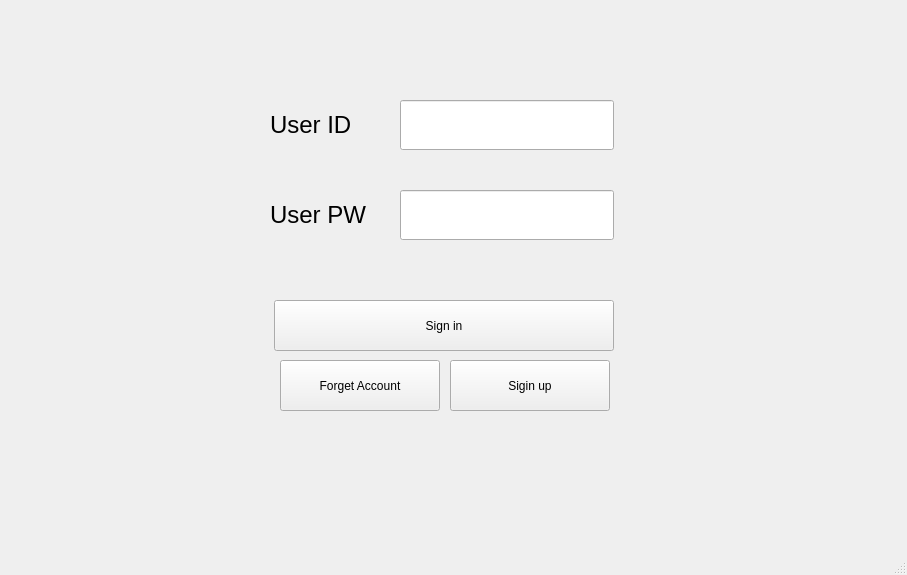
The window that phonebook.ui (incheon123/PhoneBook) describes before a commit, drawn with Qt 5.
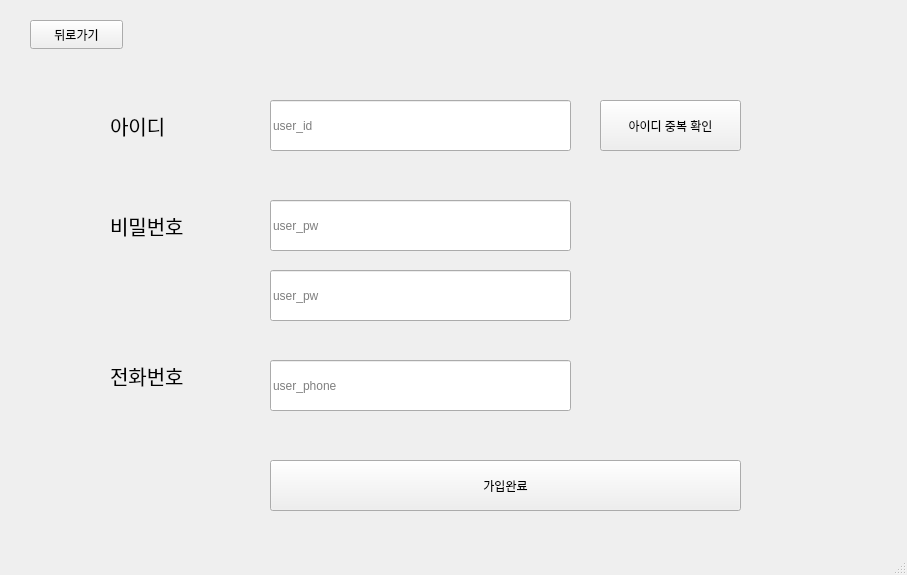
The same window after the commit.

Commit message: remove password btn components

The edit to the form file:
```diff
--- a/phonebook.ui
+++ b/phonebook.ui
@@ -30,7 +30,7 @@
      </size>
     </property>
     <property name="currentIndex">
-     <number>0</number>
+     <number>2</number>
     </property>
     <widget class="QWidget" name="page">
      <widget class="QLineEdit" name="user_id">
@@ -57,7 +57,7 @@
        <rect>
         <x>270</x>
         <y>70</y>
-        <width>91</width>
+        <width>121</width>
         <height>109</height>
        </rect>
       </property>
@@ -75,7 +75,7 @@
        <rect>
         <x>270</x>
         <y>160</y>
-        <width>101</width>
+        <width>131</width>
         <height>109</height>
        </rect>
       </property>
@@ -147,7 +147,256 @@
       </property>
      </widget>
     </widget>
-    <widget class="QWidget" name="page_2"/>
+    <widget class="QWidget" name="page2_findAccount">
+     <widget class="QLineEdit" name="lineEdit_for_password">
+      <property name="geometry">
+       <rect>
+        <x>200</x>
+        <y>230</y>
+        <width>511</width>
+        <height>51</height>
+       </rect>
+      </property>
+      <property name="font">
+       <font>
+        <pointsize>12</pointsize>
+       </font>
+      </property>
+      <property name="placeholderText">
+       <string>Enter Password</string>
+      </property>
+     </widget>
+     <widget class="QPushButton" name="submit">
+      <property name="geometry">
+       <rect>
+        <x>730</x>
+        <y>220</y>
+        <width>131</width>
+        <height>71</height>
+       </rect>
+      </property>
+      <property name="text">
+       <string>비밀번호 찾기</string>
+      </property>
+     </widget>
+     <widget class="QLabel" name="find_account_pw_lb">
+      <property name="geometry">
+       <rect>
+        <x>210</x>
+        <y>380</y>
+        <width>501</width>
+        <height>91</height>
+       </rect>
+      </property>
+      <property name="font">
+       <font>
+        <pointsize>15</pointsize>
+       </font>
+      </property>
+      <property name="text">
+       <string/>
+      </property>
+     </widget>
+     <widget class="QPushButton" name="find_account_back_btn">
+      <property name="geometry">
+       <rect>
+        <x>30</x>
+        <y>20</y>
+        <width>93</width>
+        <height>29</height>
+       </rect>
+      </property>
+      <property name="text">
+       <string>뒤로가기</string>
+      </property>
+     </widget>
+    </widget>
+    <widget class="QWidget" name="page3_signup">
+     <widget class="QLabel" name="signup_user_id_lb">
+      <property name="geometry">
+       <rect>
+        <x>110</x>
+        <y>90</y>
+        <width>161</width>
+        <height>71</height>
+       </rect>
+      </property>
+      <property name="font">
+       <font>
+        <pointsize>15</pointsize>
+       </font>
+      </property>
+      <property name="text">
+       <string>아이디</string>
+      </property>
+     </widget>
+     <widget class="QLineEdit" name="signup_user_id_input">
+      <property name="geometry">
+       <rect>
+        <x>270</x>
+        <y>100</y>
+        <width>301</width>
+        <height>51</height>
+       </rect>
+      </property>
+      <property name="placeholderText">
+       <string>user_id</string>
+      </property>
+     </widget>
+     <widget class="QPushButton" name="signup_user_id_dp_chk_btn">
+      <property name="geometry">
+       <rect>
+        <x>600</x>
+        <y>100</y>
+        <width>141</width>
+        <height>51</height>
+       </rect>
+      </property>
+      <property name="text">
+       <string>아이디 중복 확인</string>
+      </property>
+     </widget>
+     <widget class="QLabel" name="signup_user_id_lb_2">
+      <property name="geometry">
+       <rect>
+        <x>110</x>
+        <y>190</y>
+        <width>161</width>
+        <height>71</height>
+       </rect>
+      </property>
+      <property name="font">
+       <font>
+        <pointsize>15</pointsize>
+       </font>
+      </property>
+      <property name="text">
+       <string>비밀번호</string>
+      </property>
+     </widget>
+     <widget class="QLineEdit" name="signup_user_pw_input">
+      <property name="geometry">
+       <rect>
+        <x>270</x>
+        <y>200</y>
+        <width>301</width>
+        <height>51</height>
+       </rect>
+      </property>
+      <property name="placeholderText">
+       <string>user_pw</string>
+      </property>
+     </widget>
+     <widget class="QLineEdit" name="signup_user_pw_double_input">
+      <property name="geometry">
+       <rect>
+        <x>270</x>
+        <y>270</y>
+        <width>301</width>
+        <height>51</height>
+       </rect>
+      </property>
+      <property name="placeholderText">
+       <string>user_pw</string>
+      </property>
+     </widget>
+     <widget class="QLabel" name="signup_user_id_dp_chk_lb">
+      <property name="geometry">
+       <rect>
+        <x>270</x>
+        <y>160</y>
+        <width>171</width>
+        <height>20</height>
+       </rect>
+      </property>
+      <property name="text">
+       <string/>
+      </property>
+     </widget>
+     <widget class="QPushButton" name="signup_submit_btn">
+      <property name="geometry">
+       <rect>
+        <x>270</x>
+        <y>460</y>
+        <width>471</width>
+        <height>51</height>
+       </rect>
+      </property>
+      <property name="text">
+       <string>가입완료</string>
+      </property>
+     </widget>
+     <widget class="QLabel" name="signup_user_id_lb_3">
+      <property name="geometry">
+       <rect>
+        <x>110</x>
+        <y>340</y>
+        <width>161</width>
+        <height>71</height>
+       </rect>
+      </property>
+      <property name="font">
+       <font>
+        <pointsize>15</pointsize>
+       </font>
+      </property>
+      <property name="text">
+       <string>전화번호</string>
+      </property>
+     </widget>
+     <widget class="QLineEdit" name="signup_user_phone_number_input">
+      <property name="geometry">
+       <rect>
+        <x>270</x>
+        <y>360</y>
+        <width>301</width>
+        <height>51</height>
+       </rect>
+      </property>
+      <property name="placeholderText">
+       <string>user_phone</string>
+      </property>
+     </widget>
+     <widget class="QPushButton" name="signup_back_btn">
+      <property name="geometry">
+       <rect>
+        <x>30</x>
+        <y>20</y>
+        <width>93</width>
+        <height>29</height>
+       </rect>
+      </property>
+      <property name="text">
+       <string>뒤로가기</string>
+      </property>
+     </widget>
+     <widget class="QLabel" name="signup_pw_chk_lb">
+      <property name="geometry">
+       <rect>
+        <x>270</x>
+        <y>330</y>
+        <width>171</width>
+        <height>16</height>
+       </rect>
+      </property>
+      <property name="text">
+       <string/>
+      </property>
+     </widget>
+     <widget class="QLabel" name="signup_phone_number_chk_lbl">
+      <property name="geometry">
+       <rect>
+        <x>270</x>
+        <y>430</y>
+        <width>191</width>
+        <height>16</height>
+       </rect>
+      </property>
+      <property name="text">
+       <string/>
+      </property>
+     </widget>
+    </widget>
    </widget>
   </widget>
   <widget class="QMenuBar" name="menubar">
```
Left out of the diff: 10 changed lines with no effect on the pictures.
